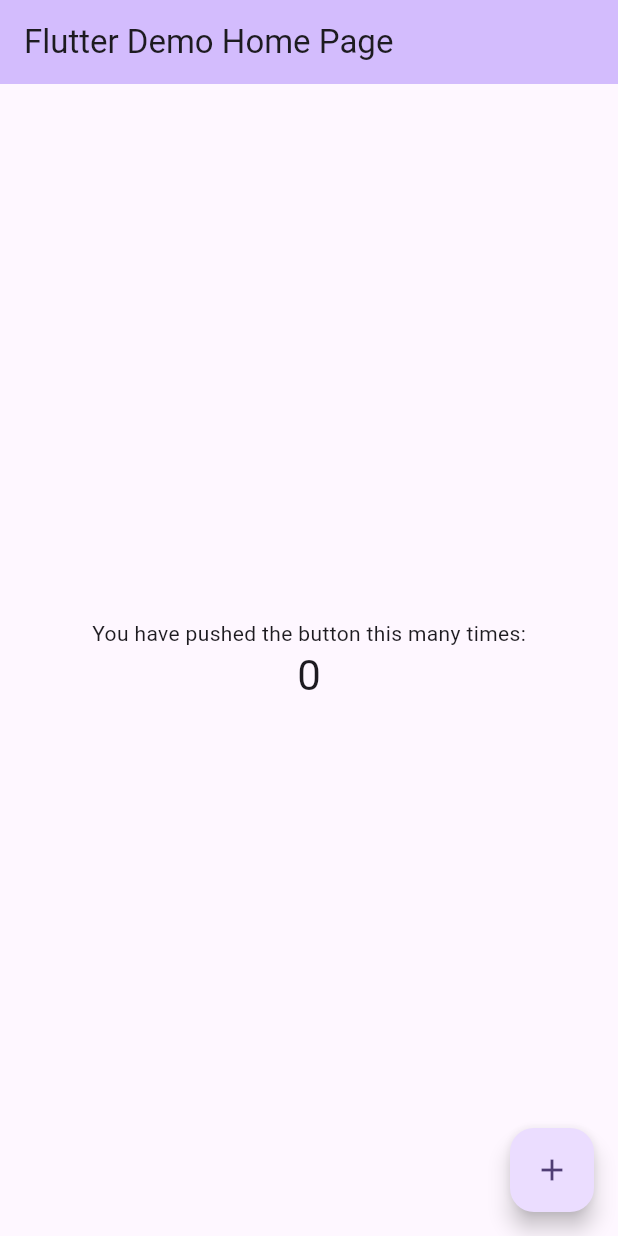
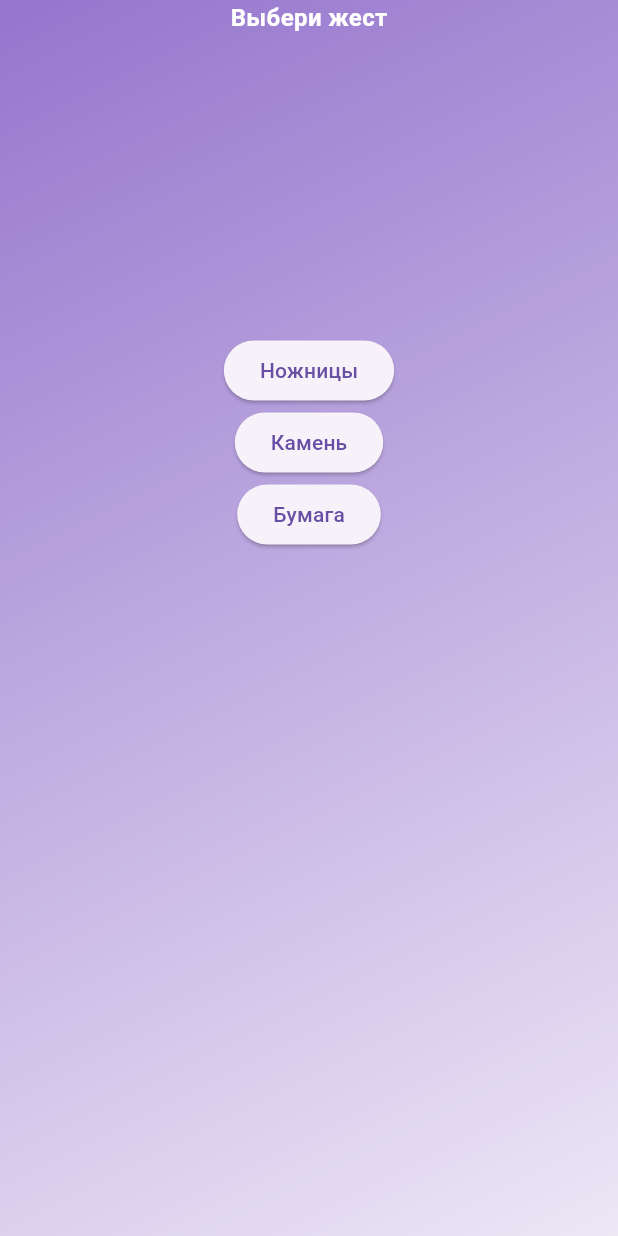
Before and after one commit to N1k1man/rock_paper_scissors, a Flutter app: the screen it shows after launch, on a phone screen of 412 x 824 dp. Run offline on Flutter 3.47's test engine with Material 3 defaults, Android fonts, the phone set to English and light mode, and no system bars.

Commit message:
Created and designed result_screen, home_screen

```diff
--- a/lib/game.dart
+++ b/lib/game.dart
@@ -0,0 +1,48 @@
+import 'package:flutter/material.dart';
+import 'dart:math';
+import 'package:rock_paper_scissors/screens/home_screen.dart';
+import 'package:rock_paper_scissors/screens/results_screen.dart';
+import 'package:rock_paper_scissors/widgets/decorated_container.dart';
+
+class Game extends StatefulWidget {
+  const Game({super.key});
+
+  @override
+  State<Game> createState() => _GameState();
+}
+
+class _GameState extends State<Game> {
+  final random = Random();
+  String result = '';
+  List<String> options = ['камень', 'ножницы', 'бумага'];
+  String currentScreen = 'home';
+
+  void startTest(String userChoice) {
+    setState(() {
+      currentScreen = 'results';
+      String computerChoice = options[random.nextInt(options.length)];
+      if (userChoice == 'ножницы' && computerChoice == 'ножницы') {
+        result += 'Вы выбрали $userChoice, комп выбрал $computerChoice, ничья!';
+      } else {
+        result += 'asd';
+      }
+    });
+  }
+
+  @override
+  Widget build(BuildContext context) {
+    Widget screen;
+
+    if (currentScreen == 'results') {
+      screen = ResultsScreen();
+    } else {
+      screen = HomeScreen(onTestStarted: startTest);
+    }
+
+    return MaterialApp(
+      home: Scaffold(
+        body: DecoratedContainer(child: screen),
+      ),
+    );
+  }
+}
--- a/lib/main.dart
+++ b/lib/main.dart
@@ -1,125 +1,6 @@
 import 'package:flutter/material.dart';
+import 'package:rock_paper_scissors/game.dart';
 
 void main() {
-  runApp(const MyApp());
+  runApp(const Game());
 }
-
-class MyApp extends StatelessWidget {
-  const MyApp({super.key});
-
-  // This widget is the root of your application.
-  @override
-  Widget build(BuildContext context) {
-    return MaterialApp(
-      title: 'Flutter Demo',
-      theme: ThemeData(
-        // This is the theme of your application.
-        //
-        // TRY THIS: Try running your application with "flutter run". You'll see
-        // the application has a purple toolbar. Then, without quitting the app,
-        // try changing the seedColor in the colorScheme below to Colors.green
-        // and then invoke "hot reload" (save your changes or press the "hot
-        // reload" button in a Flutter-supported IDE, or press "r" if you used
-        // the command line to start the app).
-        //
-        // Notice that the counter didn't reset back to zero; the application
-        // state is not lost during the reload. To reset the state, use hot
-        // restart instead.
-        //
-        // This works for code too, not just values: Most code changes can be
-        // tested with just a hot reload.
-        colorScheme: ColorScheme.fromSeed(seedColor: Colors.deepPurple),
-        useMaterial3: true,
-      ),
-      home: const MyHomePage(title: 'Flutter Demo Home Page'),
-    );
-  }
-}
-
-class MyHomePage extends StatefulWidget {
-  const MyHomePage({super.key, required this.title});
-
-  // This widget is the home page of your application. It is stateful, meaning
-  // that it has a State object (defined below) that contains fields that affect
-  // how it looks.
-
-  // This class is the configuration for the state. It holds the values (in this
-  // case the title) provided by the parent (in this case the App widget) and
-  // used by the build method of the State. Fields in a Widget subclass are
-  // always marked "final".
-
-  final String title;
-
-  @override
-  State<MyHomePage> createState() => _MyHomePageState();
-}
-
-class _MyHomePageState extends State<MyHomePage> {
-  int _counter = 0;
-
-  void _incrementCounter() {
-    setState(() {
-      // This call to setState tells the Flutter framework that something has
-      // changed in this State, which causes it to rerun the build method below
-      // so that the display can reflect the updated values. If we changed
-      // _counter without calling setState(), then the build method would not be
-      // called again, and so nothing would appear to happen.
-      _counter++;
-    });
-  }
-
-  @override
-  Widget build(BuildContext context) {
-    // This method is rerun every time setState is called, for instance as done
-    // by the _incrementCounter method above.
-    //
-    // The Flutter framework has been optimized to make rerunning build methods
-    // fast, so that you can just rebuild anything that needs updating rather
-    // than having to individually change instances of widgets.
-    return Scaffold(
-      appBar: AppBar(
-        // TRY THIS: Try changing the color here to a specific color (to
-        // Colors.amber, perhaps?) and trigger a hot reload to see the AppBar
-        // change color while the other colors stay the same.
-        backgroundColor: Theme.of(context).colorScheme.inversePrimary,
-        // Here we take the value from the MyHomePage object that was created by
-        // the App.build method, and use it to set our appbar title.
-        title: Text(widget.title),
-      ),
-      body: Center(
-        // Center is a layout widget. It takes a single child and positions it
-        // in the middle of the parent.
-        child: Column(
-          // Column is also a layout widget. It takes a list of children and
-          // arranges them vertically. By default, it sizes itself to fit its
-          // children horizontally, and tries to be as tall as its parent.
-          //
-          // Column has various properties to control how it sizes itself and
-          // how it positions its children. Here we use mainAxisAlignment to
-          // center the children vertically; the main axis here is the vertical
-          // axis because Columns are vertical (the cross axis would be
-          // horizontal).
-          //
-          // TRY THIS: Invoke "debug painting" (choose the "Toggle Debug Paint"
-          // action in the IDE, or press "p" in the console), to see the
-          // wireframe for each widget.
-          mainAxisAlignment: MainAxisAlignment.center,
-          children: <Widget>[
-            const Text(
-              'You have pushed the button this many times:',
-            ),
-            Text(
-              '$_counter',
-              style: Theme.of(context).textTheme.headlineMedium,
-            ),
-          ],
-        ),
-      ),
-      floatingActionButton: FloatingActionButton(
-        onPressed: _incrementCounter,
-        tooltip: 'Increment',
-        child: const Icon(Icons.add),
-      ), // This trailing comma makes auto-formatting nicer for build methods.
-    );
-  }
-}
--- /dev/null
+++ b/lib/screens/home_screen.dart
@@ -0,0 +1,34 @@
+import 'package:flutter/material.dart';
+import 'package:rock_paper_scissors/widgets/heading_text.dart';
+
+class HomeScreen extends StatelessWidget {
+  final Function(String) onTestStarted;
+
+  const HomeScreen({super.key, required this.onTestStarted});
+
+  @override
+  Widget build(BuildContext context) {
+    return SafeArea(
+      child: Center(
+        child: Column(
+          children: [
+            HeadingText(text: 'Выбери жест'),
+            SizedBox(height: 200),
+            ElevatedButton(
+              onPressed: () => onTestStarted('ножницы'),
+              child: Text('Ножницы'),
+            ),
+            ElevatedButton(
+              onPressed: () => onTestStarted('камень'),
+              child: Text('Камень'),
+            ),
+            ElevatedButton(
+              onPressed: () => onTestStarted('бумага'),
+              child: Text('Бумага'),
+            ),
+          ],
+        ),
+      ),
+    );
+  }
+}
--- /dev/null
+++ b/lib/screens/results_screen.dart
@@ -0,0 +1,20 @@
+import 'package:flutter/material.dart';
+import 'package:rock_paper_scissors/widgets/heading_text.dart';
+
+class ResultsScreen extends StatelessWidget {
+  const ResultsScreen({super.key});
+
+  @override
+  Widget build(BuildContext context) {
+    return const SafeArea(
+        child: Center(
+      child: Column(
+        children: [
+          HeadingText(
+            text: 'Результаты',
+          )
+        ],
+      ),
+    ));
+  }
+}
--- /dev/null
+++ b/lib/widgets/decorated_container.dart
@@ -0,0 +1,20 @@
+import 'package:flutter/material.dart';
+
+class DecoratedContainer extends StatelessWidget {
+  final Widget child;
+  const DecoratedContainer({required this.child, super.key});
+
+  @override
+  Widget build(BuildContext context) {
+    return Container(
+      decoration: BoxDecoration(
+        gradient: LinearGradient(
+          begin: Alignment.topLeft,
+          end: Alignment.bottomRight,
+          colors: [Colors.deepPurple.shade300, Colors.deepPurple.shade50],
+        ),
+      ),
+      child: child,
+    );
+  }
+}
--- /dev/null
+++ b/lib/widgets/heading_text.dart
@@ -0,0 +1,19 @@
+import 'package:flutter/material.dart';
+
+class HeadingText extends StatelessWidget {
+  final String text;
+
+  const HeadingText({super.key, required this.text});
+
+  @override
+  Widget build(BuildContext context) {
+    return Text(
+      text,
+      style: TextStyle(
+        fontWeight: FontWeight.bold,
+        fontSize: 16,
+        color: Colors.white,
+      ),
+    );
+  }
+}
```
